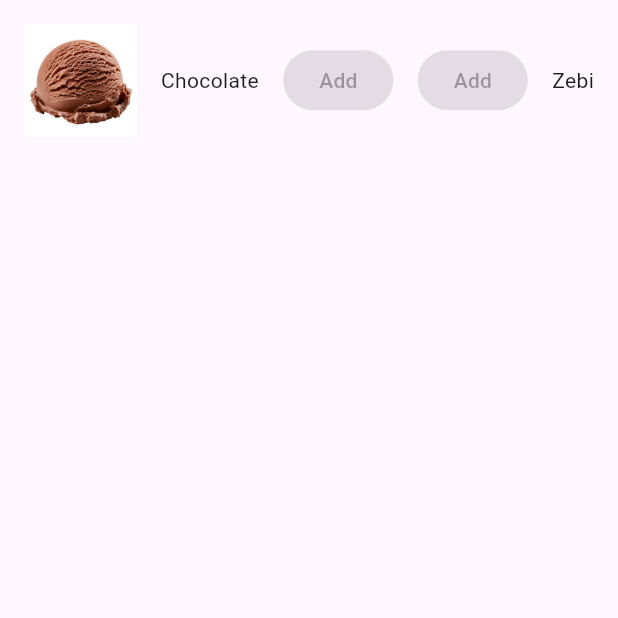
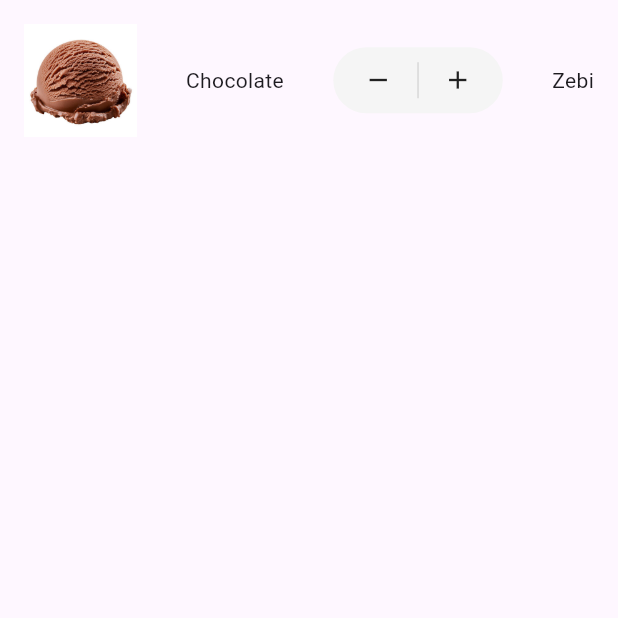
Before and after one commit to lukameunier/ice-cream, a Flutter app: the screen it shows after launch, on a phone screen of 412 x 824 dp, the top half of it. Run offline on Flutter 3.47's test engine with Material 3 defaults, Android fonts, the phone set to English and light mode, and no system bars; our stand-ins replace get_it.

Commit message:
feat(widget): add the custom button widget for adjusting the quantity

```diff
--- a/lib/main.dart
+++ b/lib/main.dart
@@ -2,8 +2,8 @@ import 'package:flutter/material.dart';
 import 'package:get_it/get_it.dart';
 import 'package:icecream/models/repository/icecream_repository.dart';
 import 'package:icecream/models/repository/icecream_repository_dummy_impl.dart';
+import 'package:icecream/views/button_widget.dart';
 import 'package:icecream/views/flavours_widget.dart';
-import 'package:icecream/views/home_widget.dart';
 
 void main() {
 
--- /dev/null
+++ b/lib/views/button_widget.dart
@@ -0,0 +1,59 @@
+import 'package:flutter/material.dart';
+
+class ButtonWidget extends StatelessWidget {
+  final VoidCallback? onMinus;
+  final VoidCallback? onPlus;
+
+  const ButtonWidget({
+    super.key,
+    this.onMinus,
+    this.onPlus,
+  });
+
+  @override
+  Widget build(BuildContext context) {
+    return Container(
+      decoration: BoxDecoration(
+        color: const Color(0xFFF5F5F5),
+        borderRadius: BorderRadius.circular(999),
+      ),
+      padding: const EdgeInsets.symmetric(horizontal: 4, vertical: 4),
+      child: Row(
+        mainAxisSize: MainAxisSize.min,
+        children: [
+          InkWell(
+            borderRadius: BorderRadius.circular(999),
+            onTap: onMinus,
+            child: const Padding(
+              padding: EdgeInsets.symmetric(horizontal: 16, vertical: 8),
+              child: Icon(
+                Icons.remove,
+                size: 20,
+                color: Colors.black87,
+              ),
+            ),
+          ),
+
+          Container(
+            width: 1,
+            height: 24,
+            color: Colors.black12,
+          ),
+
+          InkWell(
+            borderRadius: BorderRadius.circular(999),
+            onTap: onPlus,
+            child: const Padding(
+              padding: EdgeInsets.symmetric(horizontal: 16, vertical: 8),
+              child: Icon(
+                Icons.add,
+                size: 20,
+                color: Colors.black87,
+              ),
+            ),
+          ),
+        ],
+      ),
+    );
+  }
+}
--- a/lib/views/flavours_widget.dart
+++ b/lib/views/flavours_widget.dart
@@ -1,4 +1,6 @@
 import 'package:flutter/material.dart';
+
+import 'button_widget.dart';
 
 class FlavoursWidget extends StatelessWidget {
   const FlavoursWidget({super.key});
@@ -19,16 +21,7 @@ class FlavoursWidget extends StatelessWidget {
                   height: 75,
                 ),
                 Text("Chocolate"),
-                ElevatedButton(
-                  onPressed: null,
-                  child: Text("Add"),
-
-                ),
-                ElevatedButton(
-                    onPressed: null,
-                    child: Text("Add")
-
-                ),
+                ButtonWidget(),
                 Text("Zebi")
               ],
             ),
```
